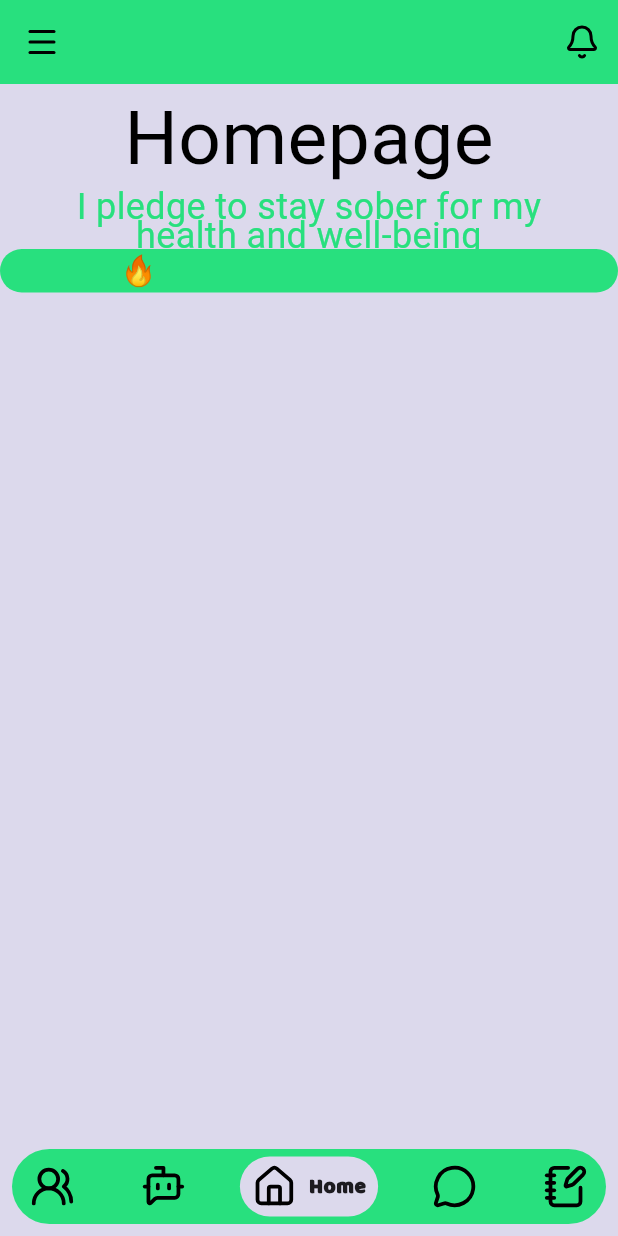
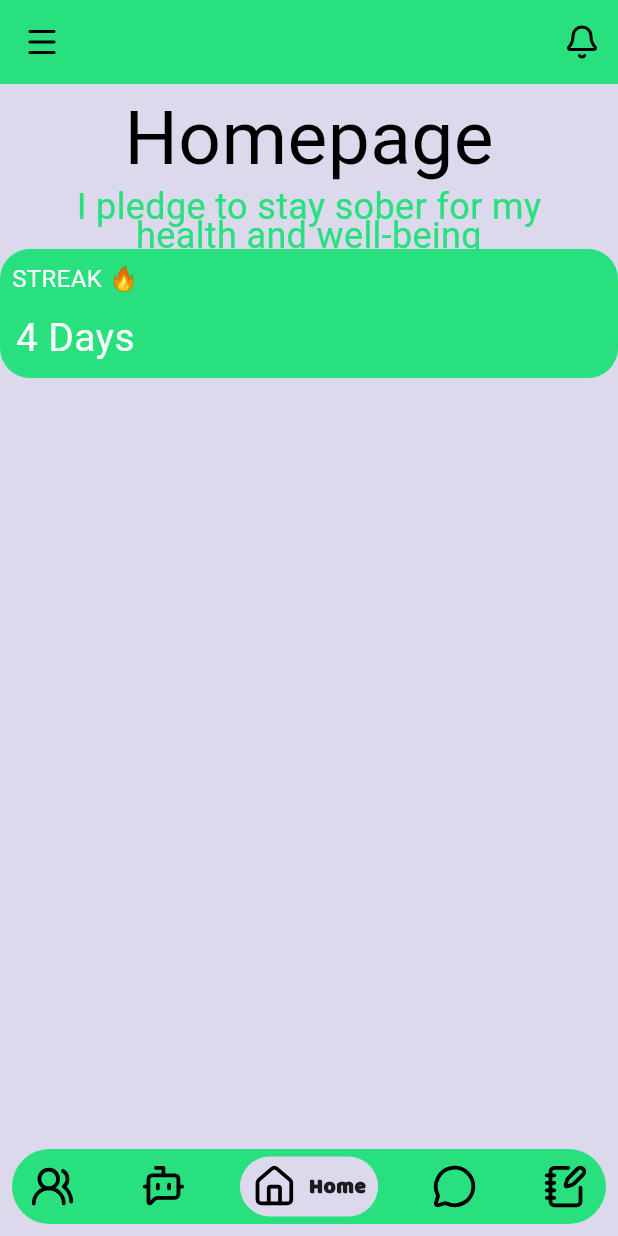
Before and after one commit to PJ2623/addictionAider, a Flutter app: the screen it shows after launch, item 3 of the bottom bar chosen, on a phone screen of 412 x 824 dp. Run offline on Flutter 3.47's test engine with Material 3 defaults, Android fonts, the light colour scheme and no system bars; drawn by our look-alikes of google_nav_bar; our stand-ins replace lucide_icons_flutter; Roboto replaces fonts that are missing (Fatone).

Commit message:
refactor homepage layout with updated styling for streak display

```diff
--- a/lib/screens/homepage.dart
+++ b/lib/screens/homepage.dart
@@ -39,20 +39,29 @@ class _HomepageState extends State<Homepage> {
             ),
             Container(
               decoration: BoxDecoration(
-            borderRadius: BorderRadius.circular(30),
+            borderRadius: BorderRadius.circular(20),
             color: const Color(0xFF28E07E),
           ),
               child:
             const Row(
               children: [
-                Column(
-                  children: [
-                    Text('STREAK 🔥', style: TextStyle(
-                      fontSize: 20,
-                      fontFamily: "Fatone",
-                      color: secColor,
-                    ),)
-                  ],
+                Padding(
+                  padding: EdgeInsets.all(8.0),
+                  child: Column(
+                    children: [
+                      Text('STREAK 🔥', style: TextStyle(
+                        fontSize: 16,
+                        fontFamily: "Fatone",
+                        color: Colors.white,
+                      ),),
+                      SizedBox(height: 10,),
+                      Text('4 Days', style: TextStyle(
+                        fontSize: 26,
+                        fontFamily: "Fatone",
+                        color: Colors.white,
+                      ),),
+                    ],
+                  ),
                 )
               ],
             ),)
```
